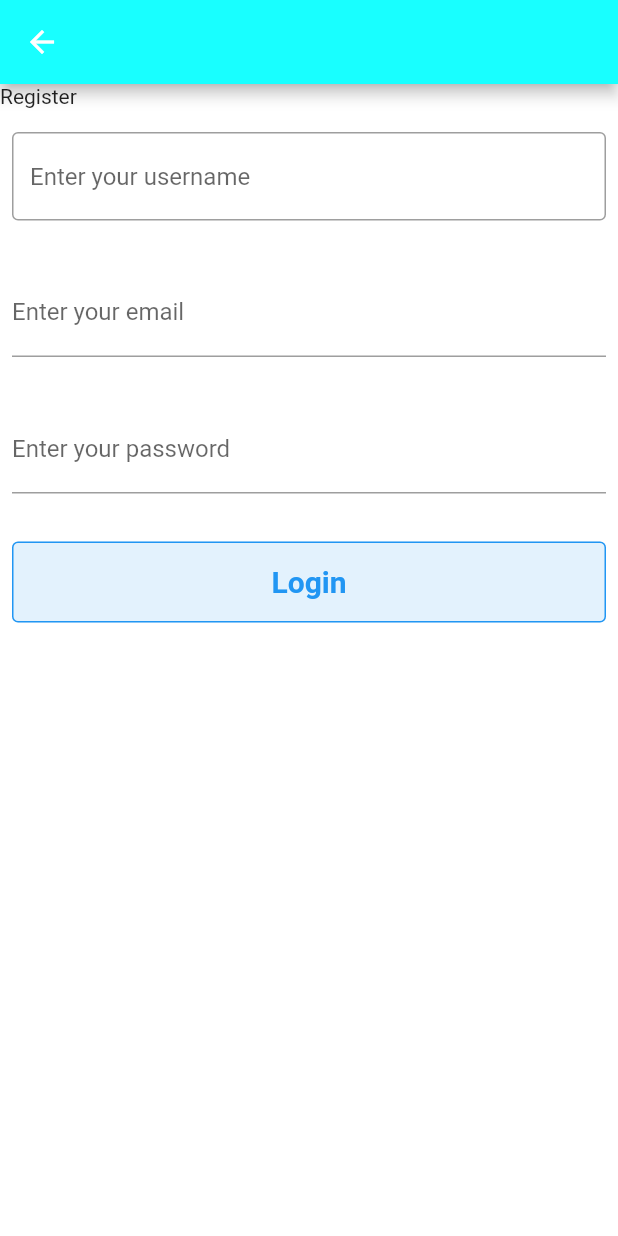
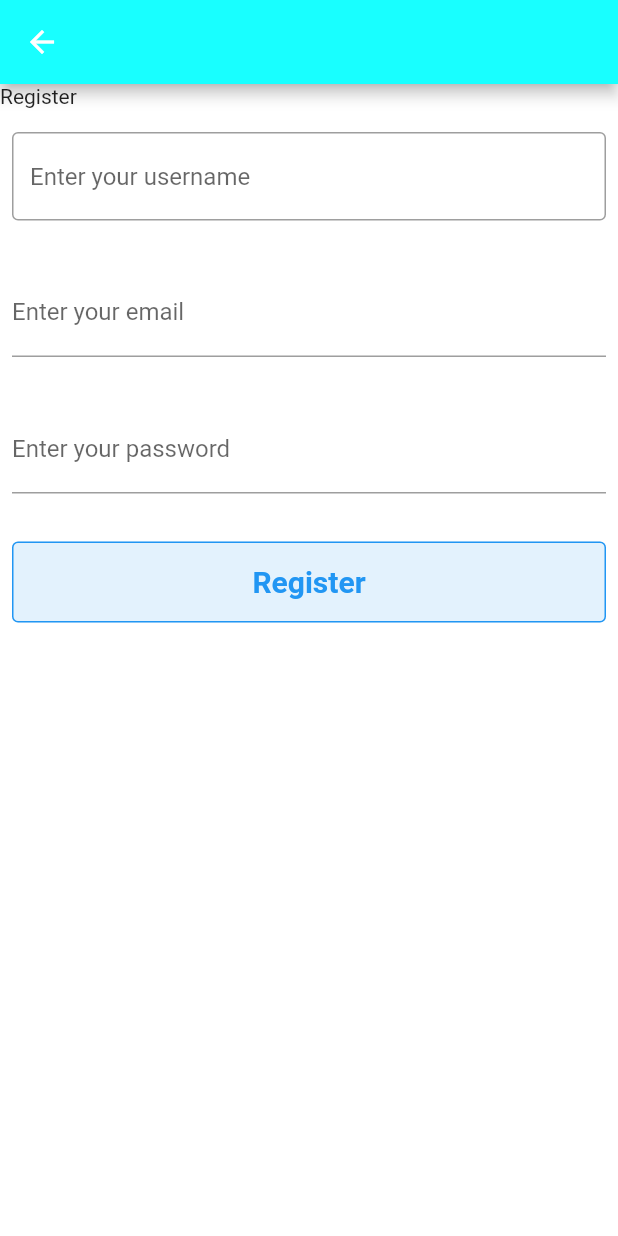
Before and after one commit to Surasit20/matching-cats, a Flutter app: the RegisterPage screen opened by its route, on a phone screen of 412 x 824 dp. Run offline on Flutter 3.47's test engine with Material 2 defaults, Android fonts, the light colour scheme and no system bars; our stand-ins replace bloc, dio, flutter_bloc.

Commit message:
add basic login and add cat matching in backend

```diff
--- /dev/null
+++ b/frontend/matching_cats/lib/src/blocs/dash_board_bloc/dash_board_event.dart
@@ -0,0 +1,4 @@
+part of 'dash_board_bloc.dart';
+
+@immutable
+abstract class DashBoardEvent {}
--- /dev/null
+++ b/frontend/matching_cats/lib/src/blocs/dash_board_bloc/dash_board_state.dart
@@ -0,0 +1,6 @@
+part of 'dash_board_bloc.dart';
+
+@immutable
+abstract class DashBoardState {}
+
+class DashBoardInitial extends DashBoardState {}
--- /dev/null
+++ b/frontend/matching_cats/lib/src/pages/AuthPage/UI/register_page.dart
@@ -0,0 +1,131 @@
+import 'package:flutter/material.dart';
+import 'package:flutter_bloc/flutter_bloc.dart';
+import 'package:matching_cats/src/blocs/auth_bloc/auth_bloc.dart';
+
+class RegisterPage extends StatefulWidget {
+  const RegisterPage({Key? key, required this.title}) : super(key: key);
+
+  final String title;
+
+  @override
+  State<RegisterPage> createState() => _RegisterPageState();
+}
+
+class _RegisterPageState extends State<RegisterPage> {
+  late String _userNameInput, _passwordInput, _emailInput;
+  @override
+  void initState() {
+    super.initState();
+  }
+
+  @override
+  void dispose() {
+    super.dispose();
+  }
+
+  @override
+  Widget build(BuildContext context) {
+    return Scaffold(
+      appBar: AppBar(
+        backgroundColor: Colors.cyanAccent,
+      ),
+      backgroundColor: Colors.white,
+      body: BlocConsumer<AuthBloc, AuthState>(
+        listener: (context, state) {
+          if (state is RegisterErrorState) {
+            buildErrorLayout();
+          } else if (state is RegisterLoadingState) {
+            clearTextData();
+            Navigator.of(context).pushNamed(
+              '/dashboard',
+            );
+          }
+        },
+        builder: (context, state) {
+          if (state is RegisterLoadingState) {
+            return Container(
+              child: Text("test"),
+            );
+          } else if (state is AuthInitial) {
+            return buildInitialInput();
+          } else {
+            return Container(
+              child: Text("test"),
+            );
+          }
+        },
+      ),
+    );
+  }
+
+  Widget buildInitialInput() => SingleChildScrollView(
+          child: Column(
+        crossAxisAlignment: CrossAxisAlignment.start,
+        children: <Widget>[
+          Text("Register"),
+
+          //input username
+          const Padding(
+            padding: EdgeInsets.symmetric(horizontal: 8, vertical: 16),
+            child: TextField(
+              decoration: InputDecoration(
+                border: OutlineInputBorder(),
+                hintText: 'Enter your username',
+              ),
+            ),
+          ),
+
+          //input email
+          Padding(
+            padding: const EdgeInsets.symmetric(horizontal: 8, vertical: 16),
+            child: TextFormField(
+              decoration: const InputDecoration(
+                border: UnderlineInputBorder(),
+                labelText: 'Enter your email',
+              ),
+            ),
+          ),
+
+          //input password
+          Padding(
+            padding: const EdgeInsets.symmetric(horizontal: 8, vertical: 16),
+            child: TextFormField(
+              decoration: const InputDecoration(
+                border: UnderlineInputBorder(),
+                labelText: 'Enter your password',
+              ),
+            ),
+          ),
+
+          //summit button
+          Padding(
+            padding: const EdgeInsets.symmetric(horizontal: 8, vertical: 16),
+            child: OutlinedButton(
+              style: OutlinedButton.styleFrom(
+                  side: const BorderSide(color: Colors.blue, width: 1),
+                  minimumSize: const Size(double.infinity, 54),
+                  backgroundColor: Colors.blue[50]),
+              onPressed: () {
+                BlocProvider.of<AuthBloc>(context).add(OnRegister(
+                    email: _emailInput,
+                    password: _passwordInput,
+                    username: _userNameInput));
+              },
+              child: const Text(
+                'Register',
+                style: TextStyle(fontSize: 20, fontWeight: FontWeight.bold),
+              ),
+            ),
+          ),
+        ],
+      ));
+
+  ScaffoldFeatureController buildErrorLayout() =>
+      ScaffoldMessenger.of(context).showSnackBar(
+        const SnackBar(
+          content: Text('Please enter username/password!'),
+        ),
+      );
+
+  clearTextData() {}
+}
```
Also changed, not shown: frontend/matching_cats/lib/main.dart (+7 -2 lines), frontend/matching_cats/lib/src/blocs/auth_bloc/auth_bloc.dart (+13 -4 lines), frontend/matching_cats/lib/src/blocs/dash_board_bloc/dash_board_bloc.dart (added, +13 -0 lines), frontend/matching_cats/lib/src/pages/AuthPage/UI/login_page.dart (renamed from frontend/matching_cats/lib/src/pages/RegisterPage/UI/register_page.dart, +10 -21 lines), frontend/matching_cats/lib/src/pages/MainPage/UI/home_page.dart (added, +49 -0 lines), 8 other files.
